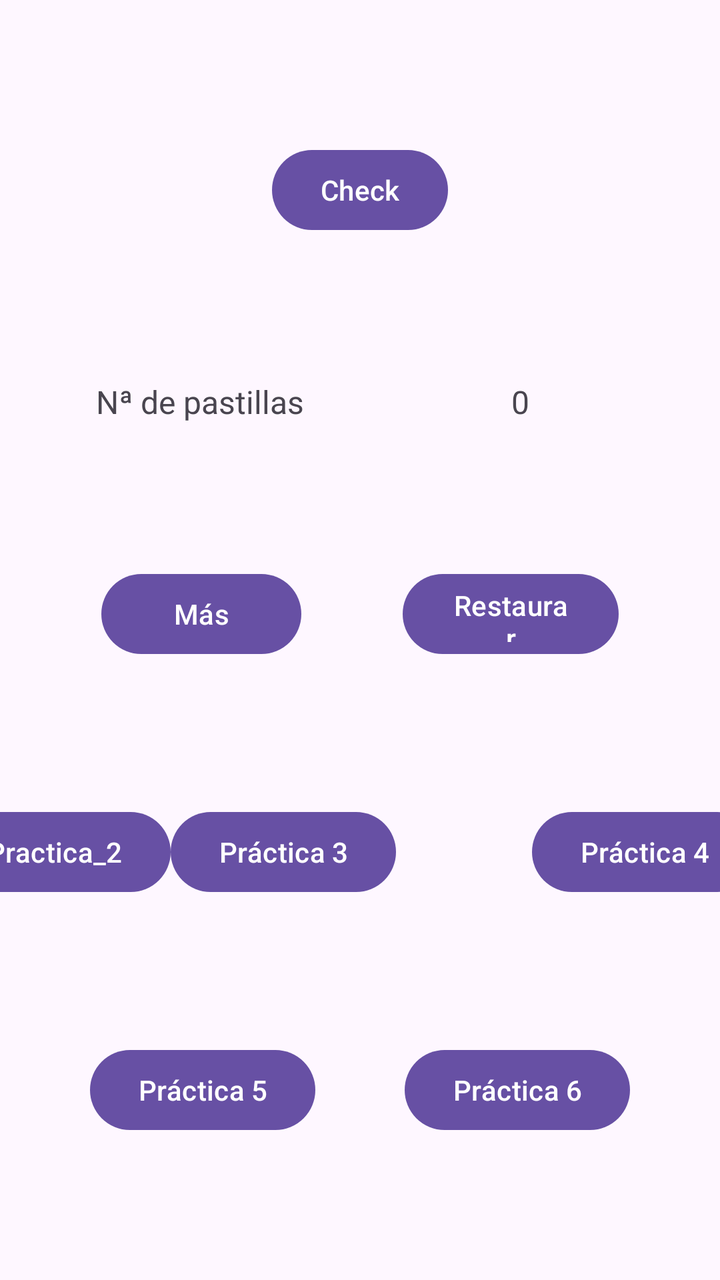
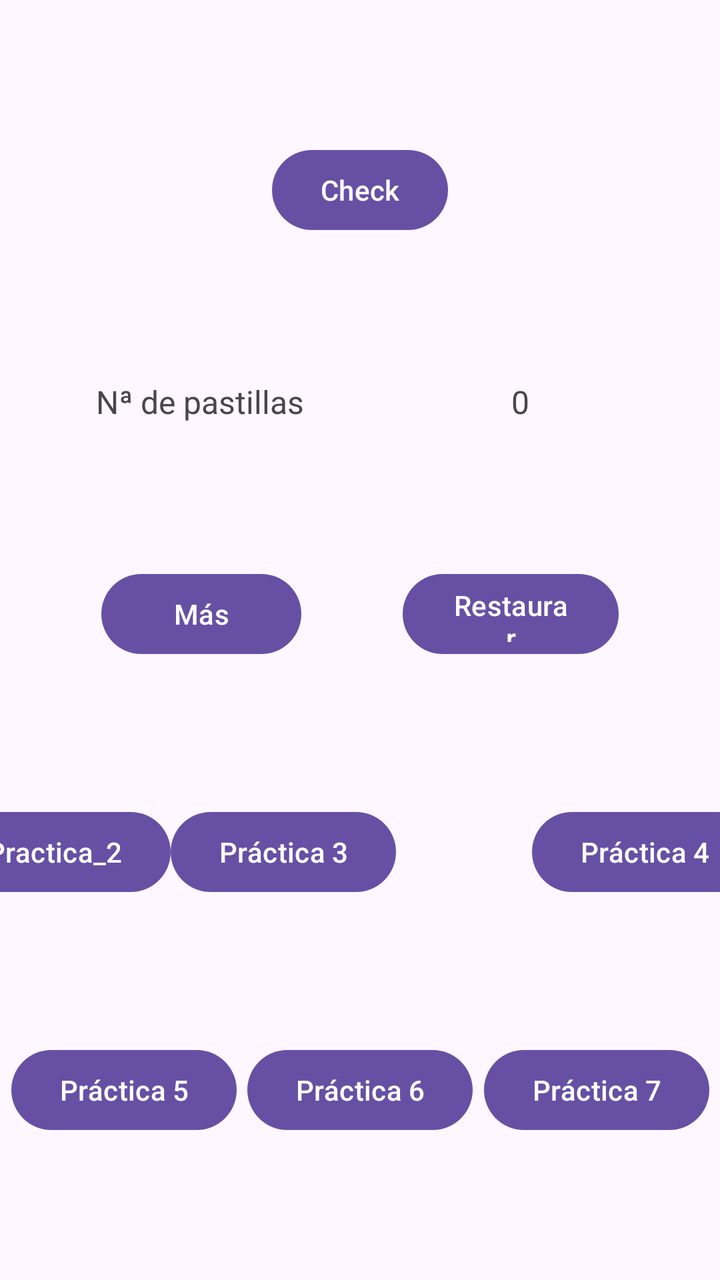

Before-and-after screenshots of an Android layout around one commit, followed by the original layout XML and the change that was made.
<!-- AndroidManifest.xml: application theme Theme.ElPastillero -->
<!-- res/layout/activity_main.xml -->
<?xml version="1.0" encoding="utf-8"?>
<androidx.constraintlayout.widget.ConstraintLayout xmlns:android="http://schemas.android.com/apk/res/android"
    xmlns:app="http://schemas.android.com/apk/res-auto"
    xmlns:tools="http://schemas.android.com/tools"
    android:id="@+id/btnch"
    android:layout_width="match_parent"
    android:layout_height="match_parent"
    tools:context=".MainActivity">

    <Button
        android:id="@+id/btnCheck"
        android:layout_width="wrap_content"
        android:layout_height="wrap_content"
        android:text="@string/check"
        app:layout_constraintTop_toTopOf="parent"
        app:layout_constraintBottom_toTopOf="@id/lbn_pastillas"
        app:layout_constraintStart_toStartOf="parent"
        app:layout_constraintEnd_toEndOf="parent"
        />
    <TextView
        android:id="@+id/lbn_pastillas"
        android:layout_width="120dp"
        android:layout_height="wrap_content"
        android:gravity="center"
        android:text="@string/n_de_pastillas"
        android:textSize="16sp"
        app:layout_constraintTop_toBottomOf="@id/btnCheck"
        app:layout_constraintBottom_toTopOf="@id/incre"
        app:layout_constraintStart_toStartOf="parent"
        app:layout_constraintEnd_toStartOf="@id/contador"/>

    <TextView
        android:id="@+id/contador"
        android:layout_width="120dp"
        android:layout_height="wrap_content"
        android:gravity="center"
        android:text="@string/_0"
        android:textSize="16sp"
        app:layout_constraintTop_toBottomOf="@id/btnCheck"
        app:layout_constraintBottom_toTopOf="@id/incre"
        app:layout_constraintStart_toEndOf="@id/lbn_pastillas"
        app:layout_constraintEnd_toEndOf="parent"
        />

    <Button
        android:id="@+id/incre"
        android:layout_width="100dp"
        android:layout_height="wrap_content"
        android:text="@string/m_s"
        app:layout_constraintBottom_toTopOf="@id/btnPractica2"
        app:layout_constraintEnd_toStartOf="@id/reset"
        app:layout_constraintStart_toStartOf="parent"
        app:layout_constraintTop_toBottomOf="@id/lbn_pastillas" />

    <Button
        android:id="@+id/reset"
        android:layout_width="108dp"
        android:layout_height="48dp"
        android:text="@string/restaurar"
        app:layout_constraintTop_toBottomOf="@id/lbn_pastillas"
        app:layout_constraintBottom_toTopOf="@id/btnPractica2"
        app:layout_constraintStart_toEndOf="@id/incre"
        app:layout_constraintEnd_toEndOf="parent"
        />

    <Button
        android:id="@+id/btnPractica2"
        android:layout_width="wrap_content"
        android:layout_height="wrap_content"
        android:layout_marginStart="56dp"
        android:text="@string/Segunda_practica"
        app:layout_constraintBottom_toTopOf="@id/btnPractica5"
        app:layout_constraintEnd_toStartOf="@id/btnPractica3"
        app:layout_constraintStart_toStartOf="parent"
        app:layout_constraintTop_toBottomOf="@id/incre" />

    <Button
        android:id="@+id/btnPractica3"
        android:layout_width="wrap_content"
        android:layout_height="wrap_content"
        android:layout_marginEnd="68dp"
        android:text="Práctica 3"
        app:layout_constraintEnd_toStartOf="@id/btnPractica4"
        app:layout_constraintTop_toBottomOf="@id/incre"
        app:layout_constraintBottom_toTopOf="@id/btnPractica5"
        app:layout_constraintStart_toEndOf="@id/btnPractica2"
   />

    <Button
        android:id="@+id/btnPractica4"
        android:layout_width="wrap_content"
        android:layout_height="wrap_content"
        android:layout_marginEnd="68dp"
        android:text="Práctica 4"
        app:layout_constraintBottom_toTopOf="@id/btnPractica5"        app:layout_constraintEnd_toEndOf="parent"
        app:layout_constraintStart_toEndOf="@id/btnPractica3"
        app:layout_constraintTop_toBottomOf="@id/reset"
        />

    <Button
        android:id="@+id/btnPractica5"
        android:layout_width="wrap_content"
        android:layout_height="wrap_content"
        android:text="Práctica 5"
        app:layout_constraintBottom_toBottomOf="parent"
        app:layout_constraintEnd_toStartOf="@id/btnPractica6"
        app:layout_constraintStart_toStartOf="parent"
        app:layout_constraintTop_toBottomOf="@id/btnPractica3" />


    <Button
        android:id="@+id/btnPractica6"
        android:layout_width="wrap_content"
        android:layout_height="wrap_content"
        android:text="Práctica 6"
        app:layout_constraintBottom_toBottomOf="parent"
        app:layout_constraintEnd_toEndOf="parent"
        app:layout_constraintStart_toEndOf="@id/btnPractica5"
        app:layout_constraintTop_toBottomOf="@id/btnPractica3" />

</androidx.constraintlayout.widget.ConstraintLayout>
<!-- resources referenced by this layout -->
<resources>
  <string name="Segunda_practica">Practica_2</string>
  <string name="_0">0</string>
  <string name="check">Check</string>
  <string name="m_s">Más</string>
  <string name="n_de_pastillas">Nª de pastillas</string>
  <string name="restaurar">Restaurar</string>
  <style name="Theme.ElPastillero" parent="Base.Theme.ElPastillero" />
  <style name="Base.Theme.ElPastillero" parent="Theme.Material3.DayNight.NoActionBar">
          
          
      </style>
</resources>

<!-- the commit's change to res/layout/activity_main.xml (unified diff, before → after) -->
@@ -70,9 +70,10 @@
         android:layout_marginStart="56dp"
         android:text="@string/Segunda_practica"
         app:layout_constraintBottom_toTopOf="@id/btnPractica5"
+        app:layout_constraintTop_toBottomOf="@id/incre"
+        app:layout_constraintStart_toStartOf="parent"
         app:layout_constraintEnd_toStartOf="@id/btnPractica3"
-        app:layout_constraintStart_toStartOf="parent"
-        app:layout_constraintTop_toBottomOf="@id/incre" />
+        />
 
     <Button
         android:id="@+id/btnPractica3"
@@ -92,7 +93,8 @@
         android:layout_height="wrap_content"
         android:layout_marginEnd="68dp"
         android:text="Práctica 4"
-        app:layout_constraintBottom_toTopOf="@id/btnPractica5"        app:layout_constraintEnd_toEndOf="parent"
+        app:layout_constraintBottom_toTopOf="@id/btnPractica5"
+        app:layout_constraintEnd_toEndOf="parent"
         app:layout_constraintStart_toEndOf="@id/btnPractica3"
         app:layout_constraintTop_toBottomOf="@id/reset"
         />
@@ -114,8 +116,18 @@
         android:layout_height="wrap_content"
         android:text="Práctica 6"
         app:layout_constraintBottom_toBottomOf="parent"
+        app:layout_constraintEnd_toStartOf="@id/btnPractica7"
+        app:layout_constraintStart_toEndOf="@id/btnPractica5"
+        app:layout_constraintTop_toBottomOf="@id/btnPractica3"
+        />
+    <Button
+        android:id="@+id/btnPractica7"
+        android:layout_width="wrap_content"
+        android:layout_height="wrap_content"
+        android:text="Práctica 7"
+        app:layout_constraintBottom_toBottomOf="parent"
         app:layout_constraintEnd_toEndOf="parent"
-        app:layout_constraintStart_toEndOf="@id/btnPractica5"
-        app:layout_constraintTop_toBottomOf="@id/btnPractica3" />
+        app:layout_constraintStart_toEndOf="@id/btnPractica6"
+        app:layout_constraintTop_toBottomOf="@id/btnPractica4" />
 
 </androidx.constraintlayout.widget.ConstraintLayout>
